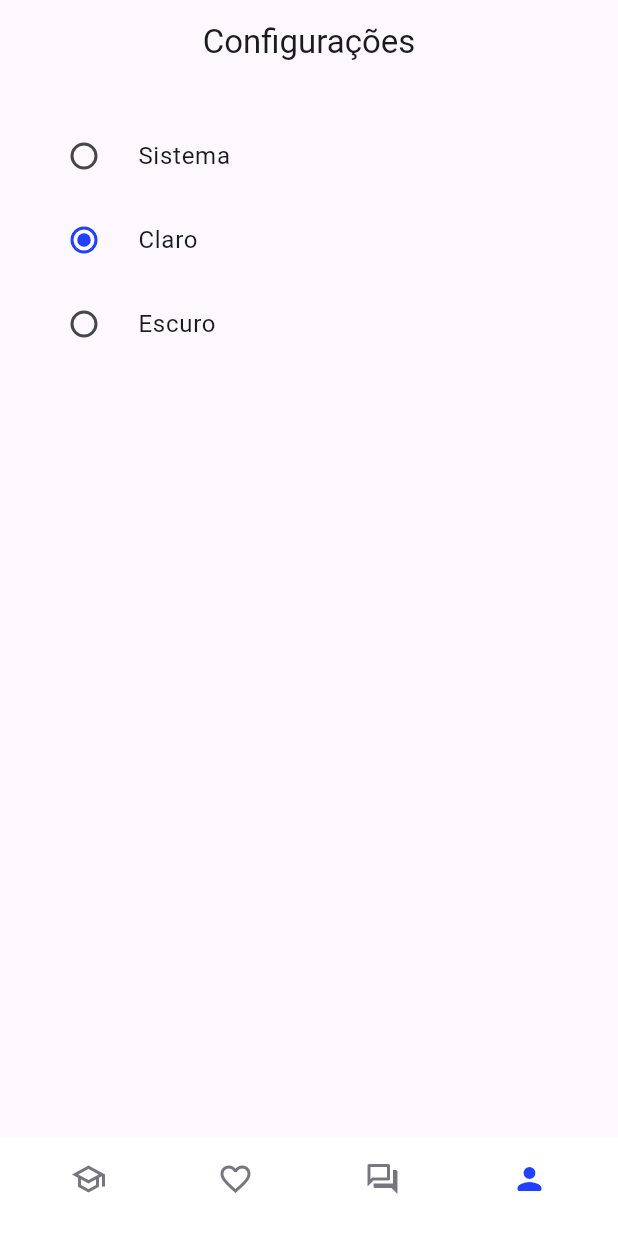
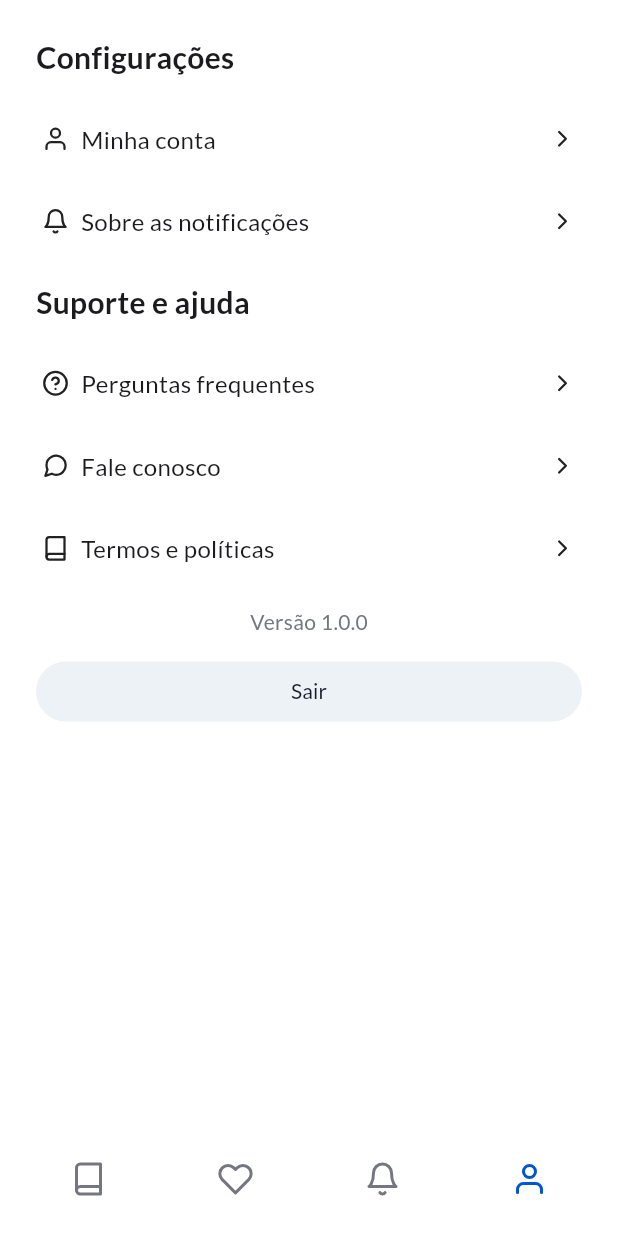
Before and after one commit to rafayzirocha/futureflow, a Flutter app: the screen it shows after launch, item 4 of the bottom bar chosen, on a phone screen of 412 x 824 dp. Run offline on Flutter 3.47's test engine with Material 2 defaults, Android fonts, the phone set to English and light mode, and no system bars; our stand-ins replace flutter_feather_icons, flutter_modular, google_fonts.

Commit message:
Tela de Opções

```diff
--- a/app_library/lib/src/pages/home_page.dart
+++ b/app_library/lib/src/pages/home_page.dart
@@ -1,10 +1,12 @@
-import 'package:app_library/src/pages/configuration_page.dart';
 import 'package:app_library/src/pages/livros_page.dart';
 import 'package:app_library/src/shared/themes/themes.dart';
 import 'package:flutter/material.dart';
+import 'package:flutter/services.dart';
+import 'package:flutter_feather_icons/flutter_feather_icons.dart';
 
 import 'avisos_page.dart';
 import 'favoritos_page.dart';
+import 'perfil_page.dart';
 
 class HomePage extends StatefulWidget {
   const HomePage({super.key});
@@ -18,7 +20,7 @@ class _HomePageState extends State<HomePage> {
     const LivrosPage(),
     const FavoritosPage(),
     const AvisosPage(),
-    const ConfigurationPage(),
+    const PerfilPage(),
   ];
   int currentIndex = 0;
   void onTap(int index) {
@@ -29,7 +31,13 @@ class _HomePageState extends State<HomePage> {
 
   @override
   Widget build(BuildContext context) {
-    return Scaffold(
+    return AnnotatedRegion<SystemUiOverlayStyle>(
+      value: const SystemUiOverlayStyle(
+        statusBarBrightness: Brightness.light,
+        statusBarColor: Colors.white,
+        statusBarIconBrightness: Brightness.dark,
+      ),
+      child: Scaffold(
         backgroundColor: Colors.white,
         body: pages[currentIndex],
         bottomNavigationBar: Padding(
@@ -48,28 +56,25 @@ class _HomePageState extends State<HomePage> {
             elevation: 0,
             items: const [
               BottomNavigationBarItem(
-              activeIcon: Icon(Icons.school_rounded),
-              icon: Icon(Icons.school_outlined),
+                icon: Icon(FeatherIcons.book),
                 label: '',
               ),
               BottomNavigationBarItem(
-              activeIcon: Icon(Icons.favorite),
-              icon: Icon(Icons.favorite_outline),
+                icon: Icon(FeatherIcons.heart),
                 label: '',
               ),
               BottomNavigationBarItem(
-              activeIcon: Icon(Icons.forum_rounded),
-              icon: Icon(Icons.forum_outlined),
+                icon: Icon(FeatherIcons.bell),
                 label: '',
               ),
               BottomNavigationBarItem(
-              activeIcon: Icon(Icons.person_rounded),
-              icon: Icon(Icons.person_outline),
+                icon: Icon(FeatherIcons.user),
                 label: '',
               ),
             ],
           ),
         ),
+      ),
     );
   }
 }
--- a/app_library/lib/src/pages/livros_page.dart
+++ b/app_library/lib/src/pages/livros_page.dart
@@ -28,44 +28,22 @@ class _LivrosPageState extends State<LivrosPage> {
           padding: const EdgeInsets.fromLTRB(12, 12, 12, 12),
           child: Column(
             children: [
-              Row(
-                crossAxisAlignment: CrossAxisAlignment.center,
-                children: [
-                  const CircleAvatar(
-                    backgroundImage: AssetImage('images/perfil.jpg'),
-                  ),
-                  const Padding(padding: EdgeInsets.fromLTRB(0, 0, 12, 0)),
-                  Column(
-                    crossAxisAlignment: CrossAxisAlignment.start,
-                    children: [
-                      Text(
-                        'Biblioteca Francisco Bosnyak Filho',
-                        style: GoogleFonts.sora(
-                          fontSize: 16,
-                          color: Colors.black,
-                        ),
-                      ),
-                      Text(
-                        'Etec Pedro Ferreira Alves',
-                        textAlign: TextAlign.left,
-                        style: GoogleFonts.sora(
-                          fontSize: 14,
-                          color: lightColorScheme.outline,
-                        ),
-                      ),
-                    ],
-                  ),
+              SearchBar(
+                trailing: [
+                  GestureDetector(
+                    onTap: () {},
+                    child: const CircleAvatar(
+                      backgroundImage: AssetImage('images/perfil.jpg'),
+                    ),
+                  )
                 ],
-              ),
-              const Padding(padding: EdgeInsets.fromLTRB(0, 0, 0, 12)),
-              SearchBar(
                 elevation: const MaterialStatePropertyAll(0),
                 backgroundColor:
                     const MaterialStatePropertyAll(Color(0xFFf5f5f5)),
                 controller: searchController,
                 hintText: 'Pesquise um livro...',
                 textStyle: MaterialStatePropertyAll(
-                    GoogleFonts.sora(color: lightColorScheme.outline)),
+                    GoogleFonts.lato(color: lightColorScheme.outline)),
                 leading: IconButton(
                   onPressed: () {},
                   icon: Icon(
@@ -96,7 +74,7 @@ class _LivrosPageState extends State<LivrosPage> {
       ),
       floatingActionButton: FloatingActionButton(
         onPressed: () {},
-        backgroundColor: lightColorScheme.primary,
+        backgroundColor: const Color(0xFF002aff),
         foregroundColor: Colors.white,
         child: const Icon(Icons.add),
       ),
--- /dev/null
+++ b/app_library/lib/src/pages/perfil_page.dart
@@ -0,0 +1,248 @@
+import 'package:app_library/src/shared/themes/themes.dart';
+import 'package:flutter/material.dart';
+import 'package:google_fonts/google_fonts.dart';
+import 'package:flutter_feather_icons/flutter_feather_icons.dart';
+
+class PerfilPage extends StatefulWidget {
+  const PerfilPage({super.key});
+
+  @override
+  State<PerfilPage> createState() => _PerfilPageState();
+}
+
+class _PerfilPageState extends State<PerfilPage> {
+  @override
+  Widget build(BuildContext context) {
+    return Scaffold(
+      backgroundColor: Colors.white,
+      body: SafeArea(
+        child: Padding(
+          padding: const EdgeInsets.fromLTRB(12, 12, 12, 12),
+          child: Column(
+            children: [
+              Padding(
+                padding: const EdgeInsets.all(12),
+                child: Container(
+                  alignment: FractionalOffset.centerLeft,
+                  child: Text(
+                    'Configurações',
+                    style: GoogleFonts.lato(
+                      fontSize: 20,
+                      fontWeight: FontWeight.bold,
+                    ),
+                  ),
+                ),
+              ),
+              Padding(
+                padding: const EdgeInsets.all(12),
+                child: Card(
+                  color: Colors.white,
+                  elevation: 0,
+                  child: GestureDetector(
+                    child: Row(
+                      mainAxisAlignment: MainAxisAlignment.spaceBetween,
+                      children: [
+                        Row(
+                          children: [
+                            const Icon(
+                              FeatherIcons.user,
+                              size: 18,
+                            ),
+                            const SizedBox(width: 8),
+                            Text(
+                              'Minha conta',
+                              style: GoogleFonts.lato(
+                                fontSize: 16,
+                              ),
+                            ),
+                          ],
+                        ),
+                        const Icon(
+                          FeatherIcons.chevronRight,
+                          size: 18,
+                        ),
+                      ],
+                    ),
+                  ),
+                ),
+              ),
+              Padding(
+                padding: const EdgeInsets.all(12),
+                child: Card(
+                  color: Colors.white,
+                  elevation: 0,
+                  child: GestureDetector(
+                    child: Row(
+                      mainAxisAlignment: MainAxisAlignment.spaceBetween,
+                      children: [
+                        Row(
+                          children: [
+                            const Icon(
+                              FeatherIcons.bell,
+                              size: 18,
+                            ),
+                            const SizedBox(width: 8),
+                            Text(
+                              'Sobre as notificações',
+                              style: GoogleFonts.lato(
+                                fontSize: 16,
+                              ),
+                            ),
+                          ],
+                        ),
+                        const Icon(
+                          FeatherIcons.chevronRight,
+                          size: 18,
+                        ),
+                      ],
+                    ),
+                  ),
+                ),
+              ),
+              Padding(
+                padding: const EdgeInsets.all(12),
+                child: Container(
+                  alignment: FractionalOffset.centerLeft,
+                  child: Text(
+                    'Suporte e ajuda',
+                    style: GoogleFonts.lato(
+                      fontSize: 20,
+                      fontWeight: FontWeight.bold,
+                    ),
+                  ),
+                ),
+              ),
+              Padding(
+                padding: const EdgeInsets.all(12),
+                child: Card(
+                  color: Colors.white,
+                  elevation: 0,
+                  child: GestureDetector(
+                    child: Row(
+                      mainAxisAlignment: MainAxisAlignment.spaceBetween,
+                      children: [
+                        Row(
+                          children: [
+                            const Icon(
+                              FeatherIcons.helpCircle,
+                              size: 18,
+                            ),
+                            const SizedBox(width: 8),
+                            Text(
+                              'Perguntas frequentes',
+                              style: GoogleFonts.lato(
+                                fontSize: 16,
+                              ),
+                            ),
+                          ],
+                        ),
+                        const Icon(
+                          FeatherIcons.chevronRight,
+                          size: 18,
+                        ),
+                      ],
+                    ),
+                  ),
+                ),
+              ),
+              Padding(
+                padding: const EdgeInsets.all(12),
+                child: Card(
+                  color: Colors.white,
+                  elevation: 0,
+                  child: GestureDetector(
+                    child: Row(
+                      mainAxisAlignment: MainAxisAlignment.spaceBetween,
+                      children: [
+                        Row(
+                          children: [
+                            const Icon(
+                              FeatherIcons.messageCircle,
+                              size: 18,
+                            ),
+                            const SizedBox(width: 8),
+                            Text(
+                              'Fale conosco',
+                              style: GoogleFonts.lato(
+                                fontSize: 16,
+                              ),
+                            ),
+                          ],
+                        ),
+                        const Icon(
+                          FeatherIcons.chevronRight,
+                          size: 18,
+                        ),
+                      ],
+                    ),
+                  ),
+                ),
+              ),
+              Padding(
+                padding: const EdgeInsets.all(12),
+                child: Card(
+                  color: Colors.white,
+                  elevation: 0,
+                  child: GestureDetector(
+                    child: Row(
+                      mainAxisAlignment: MainAxisAlignment.spaceBetween,
+                      children: [
+                        Row(
+                          children: [
+                            const Icon(
+                              FeatherIcons.book,
+                              size: 18,
+                            ),
+                            const SizedBox(width: 8),
+                            Text(
+                              'Termos e políticas',
+                              style: GoogleFonts.lato(
+                                fontSize: 16,
+                              ),
+                            ),
+                          ],
+                        ),
+                        const Icon(
+                          FeatherIcons.chevronRight,
+                          size: 18,
+                        ),
+                      ],
+                    ),
+                  ),
+                ),
+              ),
+              Padding(
+                padding: const EdgeInsets.all(12),
+                child: Text(
+                  'Versão 1.0.0',
+                  style: GoogleFonts.lato(
+                    fontSize: 14,
+                    color: lightColorScheme.outline,
+                  ),
+                ),
+              ),
+              Padding(
+                padding: const EdgeInsets.fromLTRB(12, 0, 12, 0),
+                child: SizedBox(
+                  width: double.infinity,
+                  child: FilledButton.tonal(
+                    onPressed: () {},
+                    style: const ButtonStyle(
+                      backgroundColor: MaterialStatePropertyAll(
+                        Color(0xFFEDF2F6),
+                      ),
+                    ),
+                    child: Text(
+                      'Sair',
+                      style: GoogleFonts.lato(),
+                    ),
+                  ),
+                ),
+              ),
+            ],
+          ),
+        ),
+      ),
+    );
+  }
+}
--- a/app_library/lib/src/shared/themes/themes.dart
+++ b/app_library/lib/src/shared/themes/themes.dart
@@ -1,4 +1,5 @@
 import 'package:flutter/material.dart';
+import 'package:flutter/services.dart';
 
 part 'color_schemes.g.dart';
 
--- a/app_library/lib/src/widgets/livro_card.dart
+++ b/app_library/lib/src/widgets/livro_card.dart
@@ -42,13 +42,13 @@ class _LivroCardState extends State<LivroCard> {
               child: Text(
                 widget.livro.titulo,
                 overflow: TextOverflow.ellipsis,
-                style: GoogleFonts.sora(color: Colors.black, fontSize: 16),
+                style: GoogleFonts.lato(color: Colors.black, fontSize: 16),
               ),
             ),
             Text(
               'Livro por ${widget.livro.autor}',
               overflow: TextOverflow.ellipsis,
-              style: GoogleFonts.sora(color: lightColorScheme.outline),
+              style: GoogleFonts.lato(color: lightColorScheme.outline),
             ),
           ],
         ),
--- a/app_library/pubspec.yaml
+++ b/app_library/pubspec.yaml
@@ -37,6 +37,7 @@ dependencies:
   cupertino_icons: ^1.0.2
   flutter_modular: ^5.0.3
   google_fonts: ^4.0.4
+  flutter_feather_icons: ^2.0.0+1
 
 dev_dependencies:
   flutter_test:
```
Also changed, not shown: app_library/lib/src/shared/themes/color_schemes.g.dart, app_library/pubspec.lock. Lines whose indentation alone changed are shown as unchanged.
